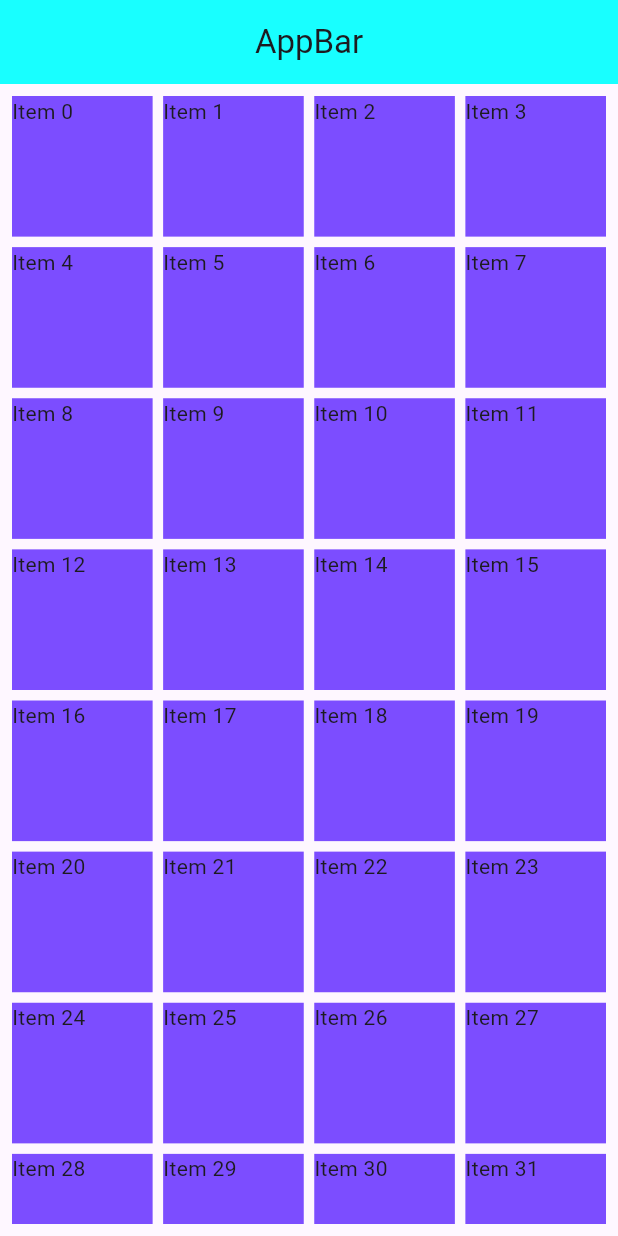
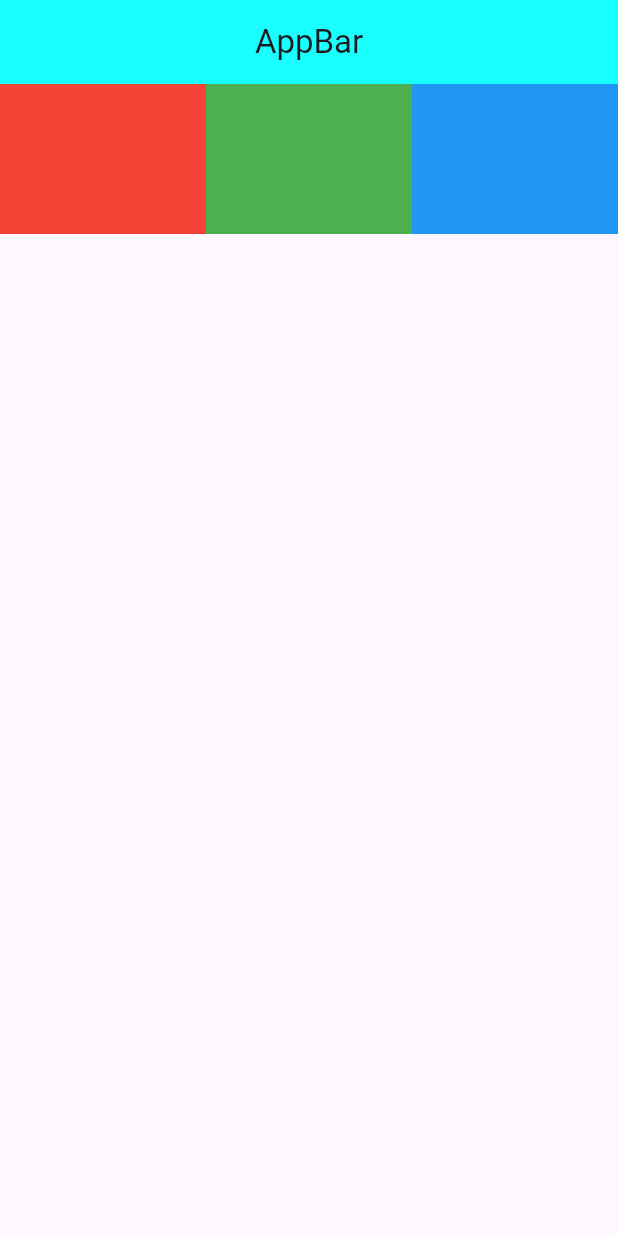
Before and after one commit to Maha6468/widget_practice, a Flutter app: the screen it shows after launch, on a phone screen of 412 x 824 dp. Run offline on Flutter 3.47's test engine with Material 3 defaults, Android fonts, the phone set to English and light mode, and no system bars.

Commit message:
expanded

```diff
--- a/lib/Normal_widget/container_All.dart
+++ b/lib/Normal_widget/container_All.dart
@@ -21,26 +21,20 @@ class _ListView_AllState extends State<ListView_All>{
           backgroundColor: Colors.cyanAccent,
 
         ),
-        body:Padding(
-          padding: const EdgeInsets.all(8.0),
-          child: GridView.builder(
-              gridDelegate: SliverGridDelegateWithFixedCrossAxisCount(
-                  crossAxisCount: 4,
-                  mainAxisSpacing: 7,
-                  crossAxisSpacing: 7
-              ),
-              itemCount: 50,
-              itemBuilder: (context,index){
-                return Container(
-                  height: 50,width: 30,
-                  color: Colors.deepPurpleAccent,
-                  child: Text('Item $index'),
+        body:Row(
+          children: [
+            Expanded(
+              child: Container(color: Colors.red, height: 100),
+            ),
+            Expanded(
+              child: Container(color: Colors.green, height: 100),
+            ),
+            Expanded(
+              child: Container(color: Colors.blue, height: 100),
+            ),
+          ],
+        )
 
-                );
-              }
-
-          ),
-        )
 
     );
   }
```
